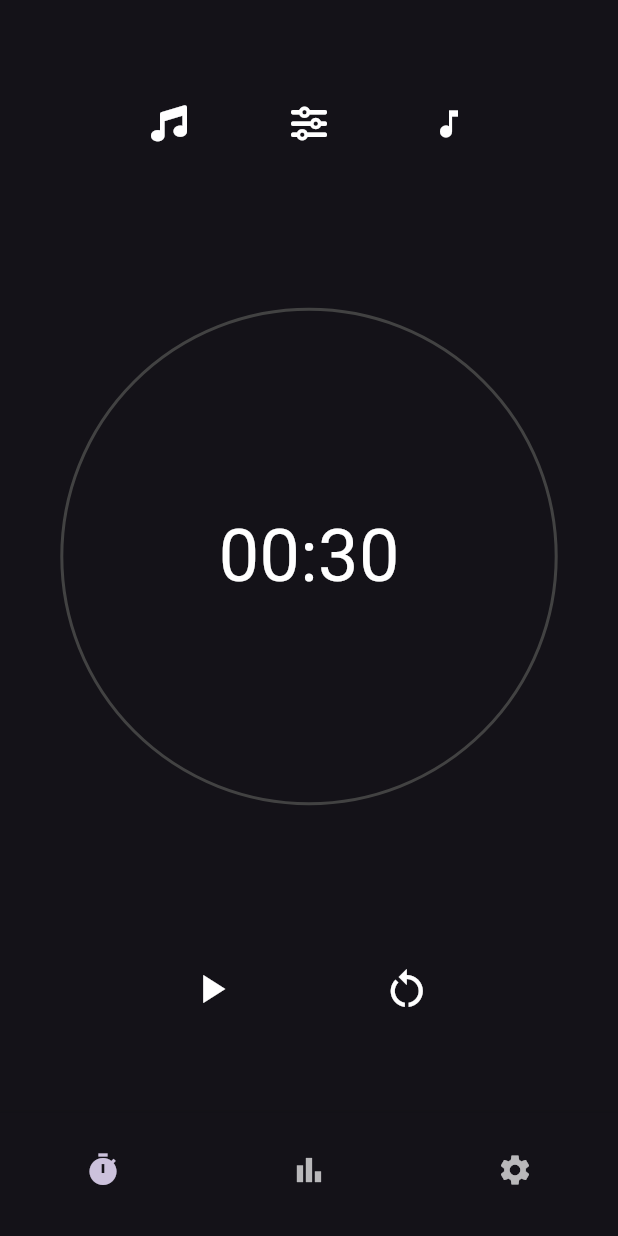
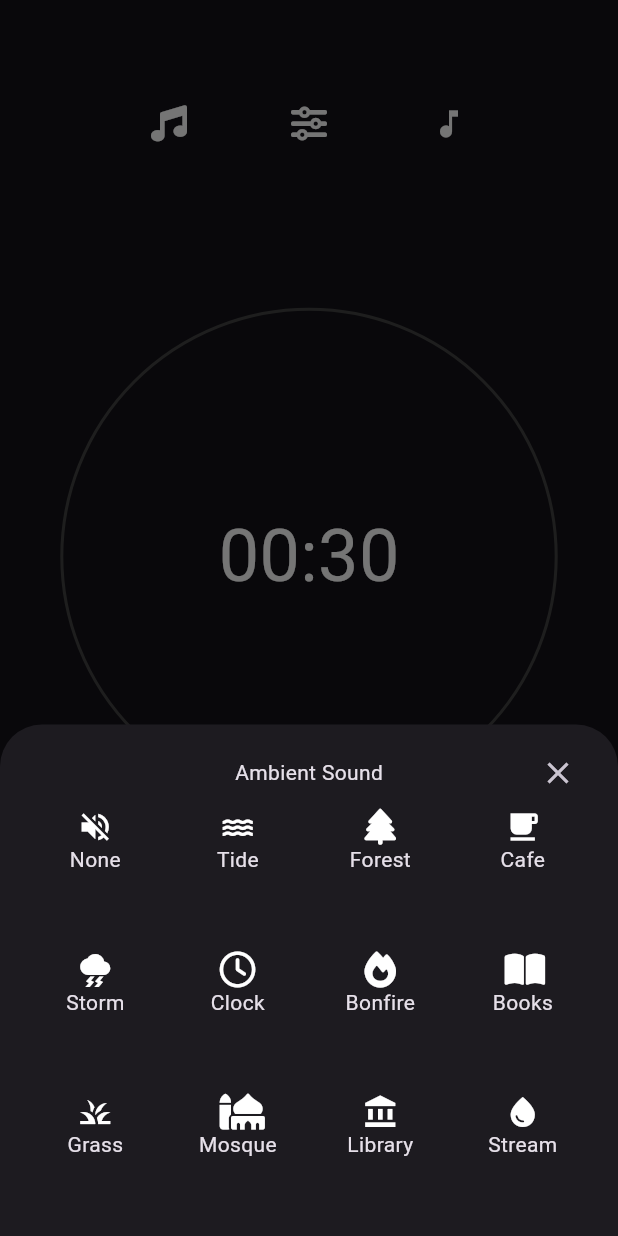
Before and after one commit to khaledgomah/silent_space, a Flutter app: the screen it shows after launch, after a tap on an icon or button, on a phone screen of 412 x 824 dp. Run offline on Flutter 3.47's test engine with Material 3 defaults, Android fonts, the phone set to English and light mode, and no system bars; drawn by our look-alikes of circular_countdown_timer; our stand-ins replace flutter_bloc, font_awesome_flutter, get_it, share_plus, shared_preferences; missing offline and left inert: flutter_email_sender, mrx_charts.

Commit message:
add sound model and select music functionality; include ambient sound options and update localization

```diff
--- a/lib/core/utils/image_manager.dart
+++ b/lib/core/utils/image_manager.dart
@@ -3,4 +3,5 @@ class ImageManager {
   static const String _imagePath = 'assets/images';
   static const String appIcon = '$_imagePath/app_icon.png';
   static const String background = '$_imagePath/background.jpg';
+  static const String booksIcon = '$_imagePath/books.png';
 }
--- a/lib/core/utils/text_style_manager.dart
+++ b/lib/core/utils/text_style_manager.dart
@@ -2,22 +2,22 @@ import 'package:flutter/material.dart';
 
 class TextStyleManager {
   static const TextStyle headline1 = TextStyle(
-    fontSize: 32,
-    fontWeight: FontWeight.bold,
+    fontSize: 22,
+    fontWeight: FontWeight.normal,
   );
 
   static const TextStyle headline2 = TextStyle(
-    fontSize: 24,
+    fontSize: 18,
     fontWeight: FontWeight.bold,
   );
 
   static const TextStyle bodyText1 = TextStyle(
-    fontSize: 18,
+    fontSize: 14,
     fontWeight: FontWeight.normal,
   );
 
   static const TextStyle bodyText2 = TextStyle(
-    fontSize: 12,
+    fontSize: 10,
     fontWeight: FontWeight.normal,
   );
 
--- a/lib/features/home/presentation/views/home_view.dart
+++ b/lib/features/home/presentation/views/home_view.dart
@@ -1,7 +1,7 @@
 import 'package:flutter/material.dart';
 import 'package:silent_space/features/setting/presentation/setting_sceen.dart';
 import 'package:silent_space/features/home/presentation/widgets/states_screen.dart';
-import 'package:silent_space/features/time/presentation/timer_screen.dart';
+import 'package:silent_space/features/time/presentation/timer_view.dart';
 
 class HomeView extends StatefulWidget {
   const HomeView({super.key});
--- /dev/null
+++ b/lib/features/time/data/models/sound.dart
@@ -0,0 +1,9 @@
+import 'package:flutter/material.dart';
+
+class Sound {
+  final String name;
+  final IconData icon;
+  final bool isSelected;
+
+  Sound({required this.name, required this.icon, required this.isSelected});
+}
--- a/lib/features/time/presentation/timer_screen.dart
+++ b/lib/features/time/presentation/timer_view.dart
@@ -3,6 +3,7 @@ import 'package:flutter/material.dart';
 import 'package:silent_space/core/helper/helper_functions.dart';
 import 'package:silent_space/features/time/presentation/widgets/custom_count_down_timer.dart';
 import 'package:silent_space/features/time/presentation/widgets/restart_icon_button.dart';
+import 'package:silent_space/features/time/presentation/widgets/select_music_modal_sheet.dart';
 import 'package:silent_space/features/time/presentation/widgets/start_and_puase_widget.dart';
 import 'package:font_awesome_flutter/font_awesome_flutter.dart';
 import 'package:silent_space/features/time/presentation/widgets/timer_setting_modal_sheet.dart';
@@ -22,7 +23,12 @@ class TimerScreen extends StatelessWidget {
           children: [
             SizedBox(width: context.width() * 0.05),
             IconButton(
-                onPressed: () {},
+                onPressed: () {
+                  showModalBottomSheet(
+                    context: context,
+                    builder: (context) => const SelectMusicSheet(),
+                  );
+                },
                 icon: const Icon(
                   FontAwesomeIcons.music,
                   color: Colors.white,
--- /dev/null
+++ b/lib/features/time/presentation/widgets/ambient_builder_widget.dart
@@ -0,0 +1,87 @@
+import 'package:flutter/material.dart';
+import 'package:font_awesome_flutter/font_awesome_flutter.dart';
+import 'package:silent_space/features/time/data/models/sound.dart';
+import 'package:silent_space/features/time/presentation/widgets/select_music_modal_sheet.dart';
+import 'package:silent_space/features/time/presentation/widgets/sound_tile.dart';
+import 'package:silent_space/generated/l10n.dart';
+
+class AmbientBuilderWidget extends StatelessWidget {
+  const AmbientBuilderWidget({
+    super.key,
+  });
+
+  @override
+  Widget build(BuildContext context) {
+   final List<Sound> sounds = [
+      Sound(
+        name: S.of(context).none,
+        icon: Icons.volume_off,
+        isSelected: false,
+      ),
+      Sound(
+        name: S.of(context).tide,
+        icon: Icons.water,
+        isSelected: false,
+      ),
+      Sound(
+        name: S.of(context).forest,
+        icon: FontAwesomeIcons.tree,
+        isSelected: false,
+      ),
+      Sound(
+        name: S.of(context).cafe,
+        icon: Icons.local_cafe,
+        isSelected: false,
+      ),
+      Sound(
+        name: S.of(context).storm,
+        icon: Icons.thunderstorm,
+        isSelected: false,
+      ),
+      Sound(
+        name: S.of(context).clock,
+        icon: FontAwesomeIcons.clock,
+        isSelected: false,
+      ),
+      Sound(
+          name: S.of(context).bonfire,
+          icon: FontAwesomeIcons.fire,
+          isSelected: false),
+      Sound(
+        name: S.of(context).books,
+        icon: FontAwesomeIcons.bookOpen,
+        isSelected: false,
+      ),
+      Sound(
+        name: S.of(context).grass,
+        icon: Icons.grass,
+        isSelected: false,
+      ),
+      Sound(
+        name: S.of(context).mosque,
+        icon: FontAwesomeIcons.mosque,
+        isSelected: false,
+      ),
+      Sound(
+        name: S.of(context).library,
+        icon: Icons.account_balance,
+        isSelected: false,
+      ),
+      Sound(
+        name: S.of(context).stream,
+        icon: Icons.water_drop,
+        isSelected: false,
+      ),
+    ];
+
+    return GridView.builder(
+      shrinkWrap: true,
+      itemCount: sounds.length,
+      gridDelegate:
+          const SliverGridDelegateWithFixedCrossAxisCount(crossAxisCount: 4),
+      itemBuilder: (context, index) => SoundTile(
+        sound: sounds[index],
+      ),
+    );
+  }
+}
--- /dev/null
+++ b/lib/features/time/presentation/widgets/select_music_modal_sheet.dart
@@ -0,0 +1,54 @@
+import 'package:flutter/material.dart';
+import 'package:silent_space/core/helper/extentions.dart';
+import 'package:silent_space/core/helper/helper_functions.dart';
+import 'package:silent_space/core/utils/text_style_manager.dart';
+import 'package:silent_space/features/time/presentation/widgets/ambient_builder_widget.dart';
+import 'package:silent_space/generated/l10n.dart';
+
+class SelectMusicSheet extends StatelessWidget {
+  const SelectMusicSheet({super.key});
+
+  @override
+  Widget build(BuildContext context) {
+    return Container(
+      constraints: BoxConstraints(
+        maxHeight: context.height() * 0.5,
+      ),
+      child: Padding(
+        padding: const EdgeInsets.only(
+          top: 8,
+          left: 16,
+          right: 16,
+        ),
+        child: Column(
+          mainAxisSize: MainAxisSize.min,
+          crossAxisAlignment: CrossAxisAlignment.start,
+          children: [
+            Row(
+              mainAxisAlignment: MainAxisAlignment.spaceBetween,
+              children: [
+                IconButton(
+                  enableFeedback: false,
+                  onPressed: () {},
+                  icon: const Text(''),
+                ),
+                Text(
+                  S.of(context).ambientSound,
+                  style: TextStyleManager.bodyText1,
+                ),
+                IconButton(
+                  enableFeedback: false,
+                  onPressed: () {
+                    context.pop();
+                  },
+                  icon: const Icon(Icons.close),
+                ),
+              ],
+            ),
+            const AmbientBuilderWidget()
+          ],
+        ),
+      ),
+    );
+  }
+}
--- /dev/null
+++ b/lib/features/time/presentation/widgets/sound_tile.dart
@@ -0,0 +1,18 @@
+import 'package:flutter/material.dart';
+import 'package:silent_space/features/time/data/models/sound.dart';
+import 'package:silent_space/features/time/presentation/widgets/select_music_modal_sheet.dart';
+
+class SoundTile extends StatelessWidget {
+  final Sound sound;
+  const SoundTile({super.key, required this.sound});
+
+  @override
+  Widget build(BuildContext context) {
+    return Column(
+      children: [
+        Icon(sound.icon),
+        Text(sound.name),
+      ],
+    );
+  }
+}
--- a/lib/l10n/intl_ar.arb
+++ b/lib/l10n/intl_ar.arb
@@ -27,5 +27,18 @@
       "noFeedbackError": "يرجى إدخال ملاحظاتك!",
       "noMailErro": "يرجى إدخال بريدك الإلكتروني!",
       "feedbackSent": "تم إرسال الملاحظات بنجاح!",
-      "feedbackNotSent": "فشل في إرسال الملاحظات، يرجى المحاولة مرة أخرى"
+      "feedbackNotSent": "فشل في إرسال الملاحظات، يرجى المحاولة مرة أخرى",
+      "ambientSound": "صوت البيئة",
+      "none": "لا شيء",
+      "tide": "المد والجزر",
+      "forest": "الغابة",
+      "cafe": "مقهى",
+      "storm": "عاصفة",
+      "clock": "ساعة",
+      "bonfire": "موقد",
+      "books": "كتب",
+      "grass": "عشب",
+      "mosque": "مسجد",
+      "library": "مكتبة",
+      "stream": "جدول"
 }
--- a/lib/l10n/intl_en.arb
+++ b/lib/l10n/intl_en.arb
@@ -21,13 +21,25 @@
     "selectLanguage": "Select Language",
     "configurwNotificationQuestion": "How to configure notification?",
     "configurwNotificationAnswer": "1. الخطوات التالية مخصصة لهواتف/أجهزة Android. إذا كنت تستخدم iPhone/Mac/iPad، يمكنك إعداد الإشعارات من إعدادات التطبيق.\n2. الخطوات مخصصة للإصدارات الأحدث من 1.3.2 فقط. قمنا بتحديث الإشعارات لتحسين عمل تطبيق Foca في الخلفية.\n3. تعتمد الإشعارات على إعدادات نظام Android.",
-
-
     "enterYourMail": "Enter your mail...",
     "enterYourFeedback": "Enter your feedback here...",
     "send": "Send",
     "noFeedbackError":"Please enter your feedback!",
     "noMailErro":"Please enter your mail!",
     "feedbackSent":"Feedback sent successfully!",
-    "feedbackNotSent":"Failed to send feedback, please try again"
+    "feedbackNotSent":"Failed to send feedback, please try again",
+
+    "ambientSound": "Ambient Sound",
+    "none":"None",
+    "tide":"Tide",
+    "forest":"Forest",
+    "cafe":"Cafe",
+    "storm": "Storm",
+    "clock": "Clock",
+    "bonfire": "Bonfire",
+    "books": "Books",
+    "grass": "Grass",
+    "mosque": "Mosque",
+    "library": "Library",
+    "stream": "Stream"
 }
--- a/pubspec.yaml
+++ b/pubspec.yaml
@@ -65,6 +65,7 @@ flutter:
   assets:
     - assets/images/app_icon.png
     - assets/images/background.jpg
+    - assets/images/books.png
   # To add assets to your application, add an assets section, like this:
   # assets:
   #   - images/a_dot_burr.jpeg
```
Also changed, not shown: assets/images/books.png (added), lib/generated/intl/messages_ar.dart, lib/generated/intl/messages_en.dart, lib/generated/l10n.dart.
